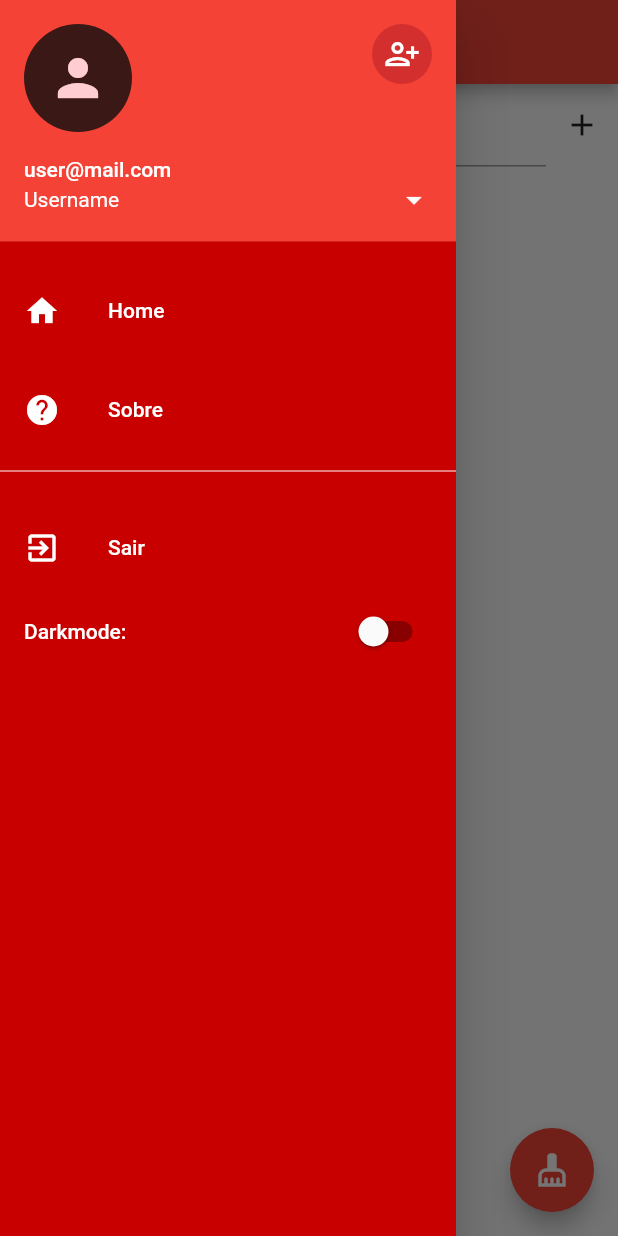
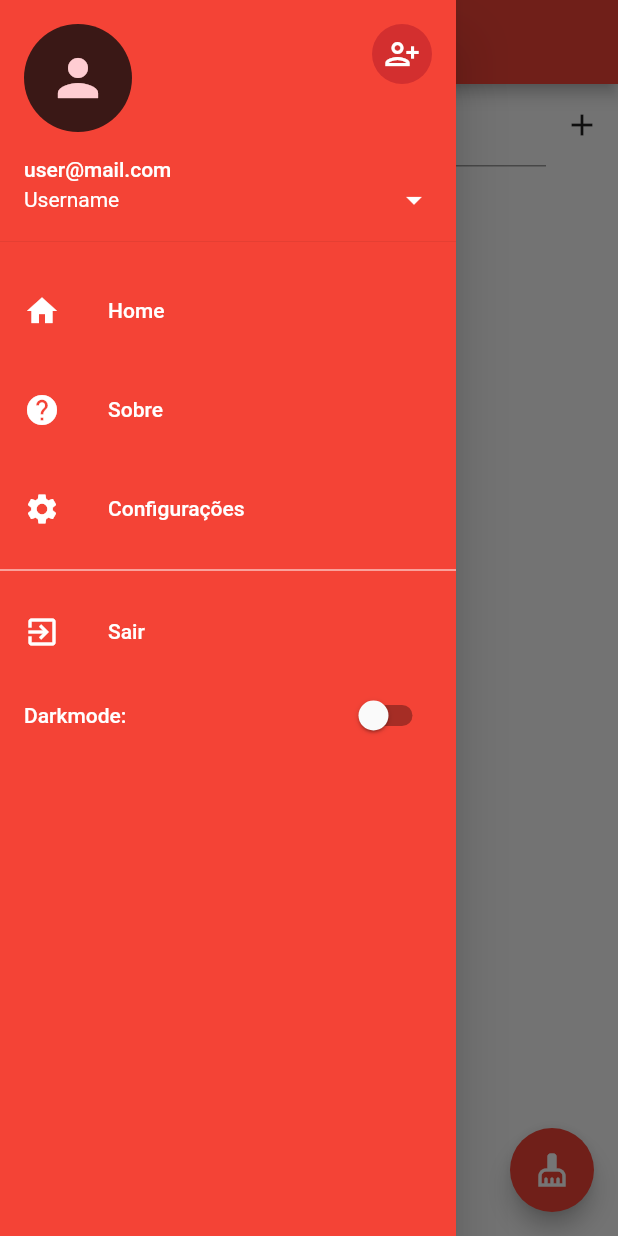
Before and after one commit to luizfelipetorres/flutter-simple-tasklist, a Flutter app: the screen it shows after launch, with the side drawer open, on a phone screen of 412 x 824 dp. Run offline on Flutter 3.47's test engine with Material 2 defaults, Android fonts, the phone set to English and light mode, and no system bars.

Commit message:
Page configurações incluído com opção de mudar cor do app

```diff
--- a/lib/controller/app_controller.dart
+++ b/lib/controller/app_controller.dart
@@ -1,11 +1,27 @@
-import 'package:flutter/foundation.dart';
+import 'package:flutter/material.dart';
 
 class AppController extends ChangeNotifier {
   bool isDarkMode = false;
+
+  Map<String, MaterialColor> appColors = {
+    "Vermelho": Colors.red,
+    "Azul": Colors.blue,
+    "Amarelo": Colors.yellow,
+  };
+
+  MaterialColor appColor = Colors.red;
+  String appColorString = "Vermelho";
+
   static AppController instance = AppController();
 
   changeTema() {
     isDarkMode = !isDarkMode;
     notifyListeners();
   }
+
+  changeColor(String cor) {
+    appColor = appColors[cor]!;
+    appColorString = cor;
+    notifyListeners();
+  }
 }
--- a/lib/main.dart
+++ b/lib/main.dart
@@ -1,6 +1,8 @@
 import 'package:flutter/material.dart';
 import 'package:lista_simples/controller/app_controller.dart';
+import 'package:lista_simples/pages/config_page.dart';
 import 'package:lista_simples/pages/home_page.dart';
+import 'package:lista_simples/pages/sobre_page.dart';
 
 void main() => runApp(MyApp());
 
@@ -15,12 +17,17 @@ class MyApp extends StatelessWidget {
         return MaterialApp(
           title: "SimpleTasklist",
           theme: ThemeData(
-            primarySwatch: Colors.red,
+            primarySwatch: AppController.instance.appColor,
             brightness: AppController.instance.isDarkMode
                 ? Brightness.dark
                 : Brightness.light,
           ),
-          home: HomePage(),
+          routes: {
+            '/': (context) => HomePage(),
+            '/sobre': (context) => SobrePage(),
+            '/config': (context) => ConfigPage()
+          },
+          initialRoute: '/',
         );
       },
     );
--- a/lib/widgets/navigation_drawer.dart
+++ b/lib/widgets/navigation_drawer.dart
@@ -25,7 +25,7 @@ class _NavigationDrawerState extends State<NavigationDrawer> {
       child: Material(
         color: AppController.instance.isDarkMode
             ? Colors.black45
-            : Color.fromARGB(255, 200, 0, 0),
+            : AppController.instance.appColor,
         child: ListView(
           children: <Widget>[
             buildHeader(name: name, email: email, img: img),
@@ -39,10 +39,14 @@ class _NavigationDrawerState extends State<NavigationDrawer> {
                 text: "Sobre",
                 icon: Icons.help,
                 onClick: () => selectedItem(context, 1)),
+            const SizedBox(height: 10),
+            buildMenuItem(
+                text: "Configurações",
+                icon: Icons.settings,
+                onClick: () => selectedItem(context, 2)),
             const SizedBox(height: 5),
             Divider(color: Colors.white),
             const SizedBox(height: 5),
-            const SizedBox(height: 10),
             buildMenuItem(
                 text: "Sair",
                 icon: Icons.exit_to_app,
@@ -89,15 +93,11 @@ class _NavigationDrawerState extends State<NavigationDrawer> {
         break;
 
       case 1:
-        Navigator.of(context).push(MaterialPageRoute(
-          builder: (context) => SobrePage(),
-        ));
+        Navigator.of(context).pushNamed('/sobre');
         break;
 
       case 2:
-        Navigator.of(context).push(MaterialPageRoute(
-          builder: (context) => ConfigPage(),
-        ));
+        Navigator.of(context).pushNamed('/config');
         break;
 
       case 3:
```
Also changed, not shown: lib/pages/config_page.dart (+22 -3 lines), lib/pages/home_page.dart (+5 -2 lines), demo.gif, 1 other file.
